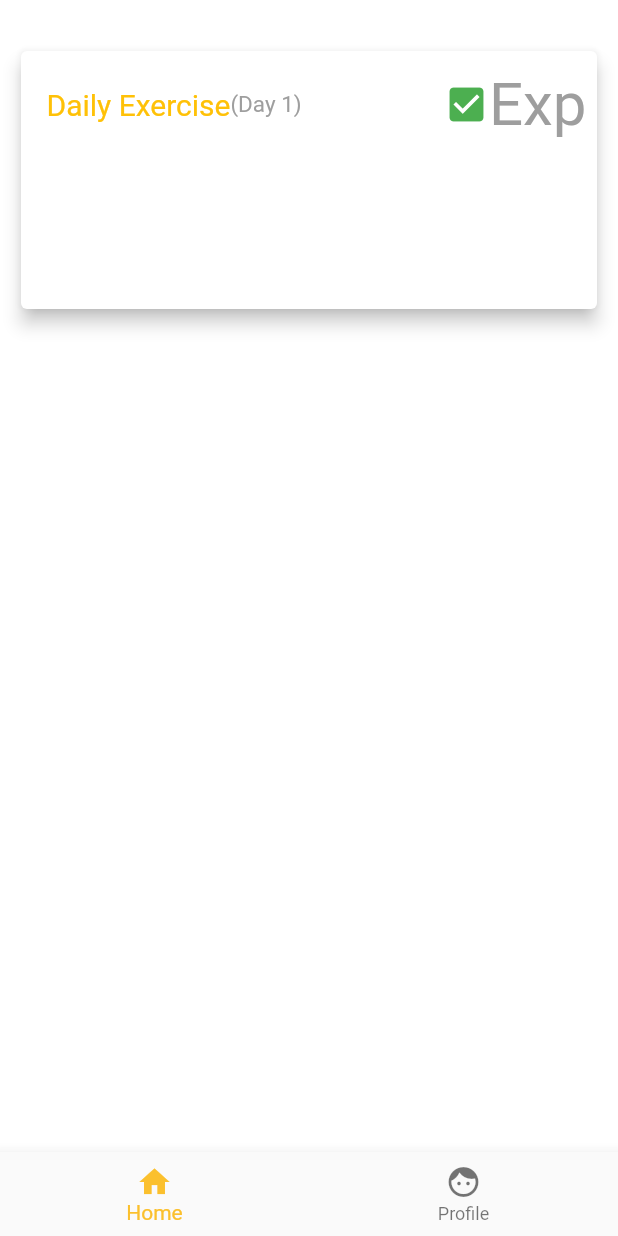
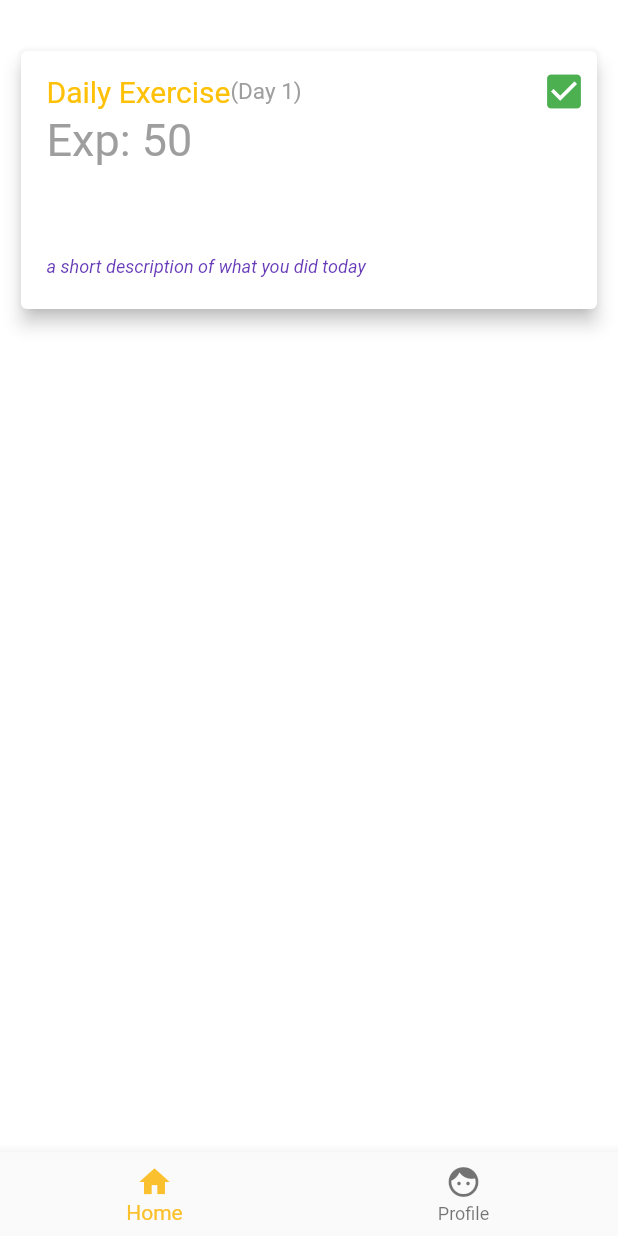
Before and after one commit to ajiekw/rehears, a Flutter app: the MyStatefulWidget screen opened directly, on a phone screen of 412 x 824 dp. Run offline on Flutter 3.47's test engine with Material 2 defaults, Android fonts, the phone set to English and light mode, and no system bars.

Commit message:
card modified

```diff
--- a/lib/home-page.dart
+++ b/lib/home-page.dart
@@ -51,12 +51,28 @@ class HomeBody extends StatelessWidget {
                               SizedBox(
                                 height: 10,
                               ),
+                            ],
+                          ),
+                          Row(
+                            children: <Widget>[
                               UserExp(),
                               SizedBox(
                                 height: 20,
-                              )
+                              ),
+                              ExpNumber(),
+                              SizedBox(
+                                height: 20,
+                              ),
                             ],
-                          )
+                          ),
+                          Row(
+                            children: <Widget>[
+                              FootNote(),
+                              SizedBox(
+                                height: 20,
+                              ),
+                            ],
+                          ),
                         ],
                       ),
                     )
@@ -71,18 +87,21 @@ class HomeBody extends StatelessWidget {
   }
 
   Widget changeIcon() {
-    return Align(
+    return Container(
+      child: Align(
         alignment: Alignment.topRight,
         child: Icon(
           Icons.check_box,
           color: Colors.green,
           size: 30,
         ),
+      ),
     );
   }
 
   Widget rehearsDay() {
-    return Align(
+    return Container(
+      child: Align(
         alignment: Alignment.centerLeft,
         child: Text(
           '(Day 1)',
@@ -91,11 +110,13 @@ class HomeBody extends StatelessWidget {
             fontSize: 15,
           ),
         ),
+      ),
     );
   }
 
   Widget DailyText() {
-    return Align(
+    return Container(
+      child: Align(
         alignment: Alignment.centerLeft,
         child: Text(
           "Daily Exercise",
@@ -104,17 +125,51 @@ class HomeBody extends StatelessWidget {
             fontSize: 20,
           ),
         ),
+      ),
     );
   }
 
   Widget UserExp() {
-    return Align(
+    return Container(
+      child: Align(
         alignment: Alignment.topLeft,
         child: Text(
-        "Exp",
+          "Exp: ",
           style: TextStyle(
             color: Colors.grey,
-          fontSize: 40,
+            fontSize: 30,
+          ),
+        ),
+      ),
+    );
+  }
+
+  Widget ExpNumber() {
+    return Container(
+      child: Align(
+        alignment: Alignment.centerLeft,
+        child: Text(
+          "50",
+          style: TextStyle(
+            color: Colors.grey,
+            fontSize: 30,
+          ),
+        ),
+      ),
+    );
+  }
+
+  Widget FootNote() {
+    return Container(
+      padding: EdgeInsets.only(top: 60),
+      child: Align(
+        alignment: Alignment.bottomLeft,
+        child: Text(
+          "a short description of what you did today",
+          style: TextStyle(
+              color: Colors.deepPurple,
+              fontSize: 12,
+              fontStyle: FontStyle.italic),
         ),
       ),
     );
```
Lines whose indentation alone changed are shown as unchanged.
